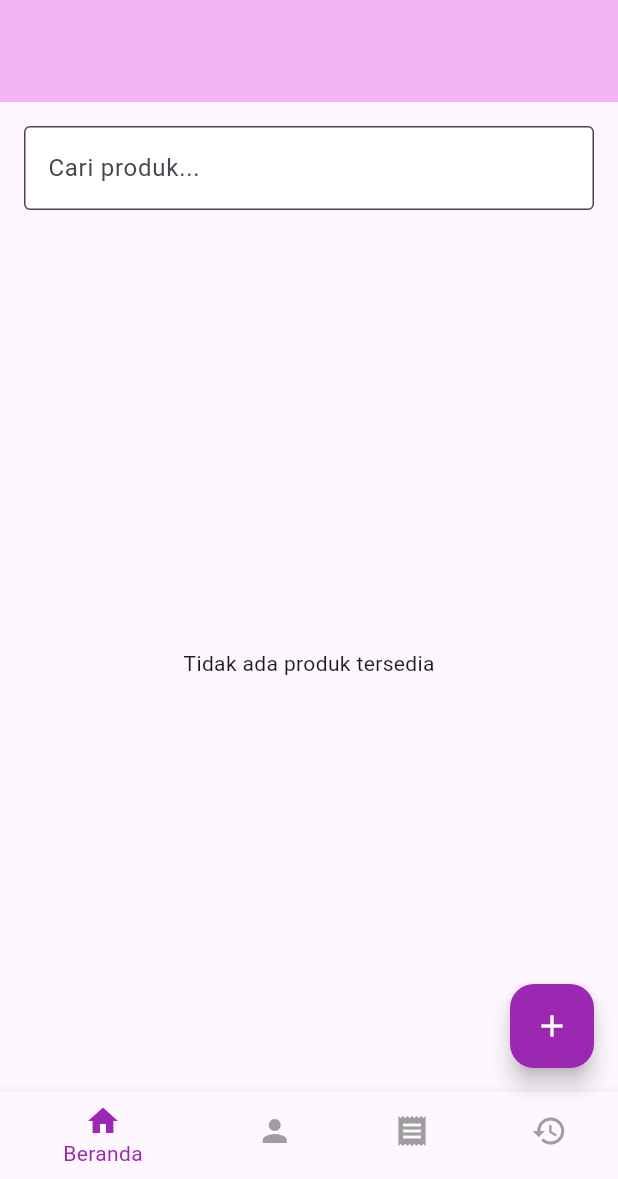
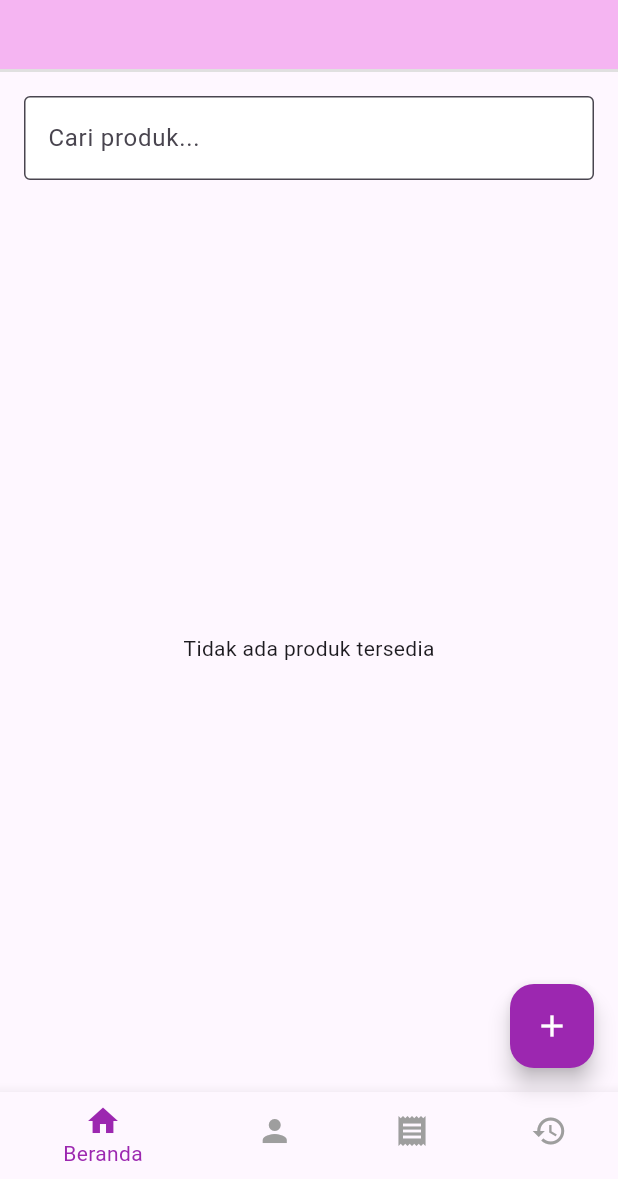
Before and after one commit to indinovia/ukk_2025, a Flutter app: the HomeScreen screen opened directly with empty values, on a phone screen of 412 x 824 dp, the part 57-1236 px from its top. Run offline on Flutter 3.47's test engine with Material 3 defaults, Android fonts, the phone set to English and light mode, and no system bars; our stand-ins replace supabase_flutter; accounts and stored records are empty.

```diff
--- a/lib/home_page.dart
+++ b/lib/home_page.dart
@@ -1,5 +1,6 @@
 import 'package:flutter/material.dart';
 import 'package:supabase_flutter/supabase_flutter.dart';
+import 'package:ukk_2025/history.dart';
 import 'package:ukk_2025/login_form.dart';
 import 'package:ukk_2025/transaction_page.dart';
 import 'pelanggan_page.dart';
@@ -362,11 +363,11 @@ class _HomeScreenState extends State<HomeScreen> {
       case 4:
         return PelangganPage();
       case 3:
-        return PelangganPage();
+        return SalesHistoryPage();
       case 2:
         return TransactionPage(userId: 123, username: 'disesuaikan');
       case 1:
-        return PelangganPage();
+        return PelangganPage(); //untuk menyambungkan ke halaman lain
       case 0:
       default:
         return Column(
@@ -405,17 +406,22 @@ class _HomeScreenState extends State<HomeScreen> {
             onPressed: _logout,
           ),
         ],
-        bottom: PreferredSize(
-          preferredSize: Size.fromHeight(50.0),
-          child: Padding(
-            padding: const EdgeInsets.symmetric(horizontal: 16.0),
+         bottom: PreferredSize(
+        preferredSize: Size.fromHeight(30.0), // Tinggi AppBar lebih kecil
+        child: Container(
+          height: 2, // Garis bawah kecil
+          color: Colors.grey[300],
           ),
         ),
       ),
-      body: _getPage(_currentIndex), // Tampilkan daftar produk
+    body: _getPage(_currentIndex), // Tampilkan halaman berdasarkan indeks
       bottomNavigationBar: BottomNavigationBar(
-          currentIndex: _currentIndex,
-          onTap: (index) => setState(() => _currentIndex = index),
+        currentIndex: _currentIndex,
+        onTap: (index) {
+          setState(() {
+            _currentIndex = index; // Update indeks saat item bottom nav ditekan
+          });
+        },
           selectedItemColor: Colors.purple,
           unselectedItemColor: Colors.grey,
           items: const [
@@ -434,6 +440,7 @@ class _HomeScreenState extends State<HomeScreen> {
               child: Icon(Icons.add, color: Colors.white),
             )
           : null,
+
     );
   }
 }
```
